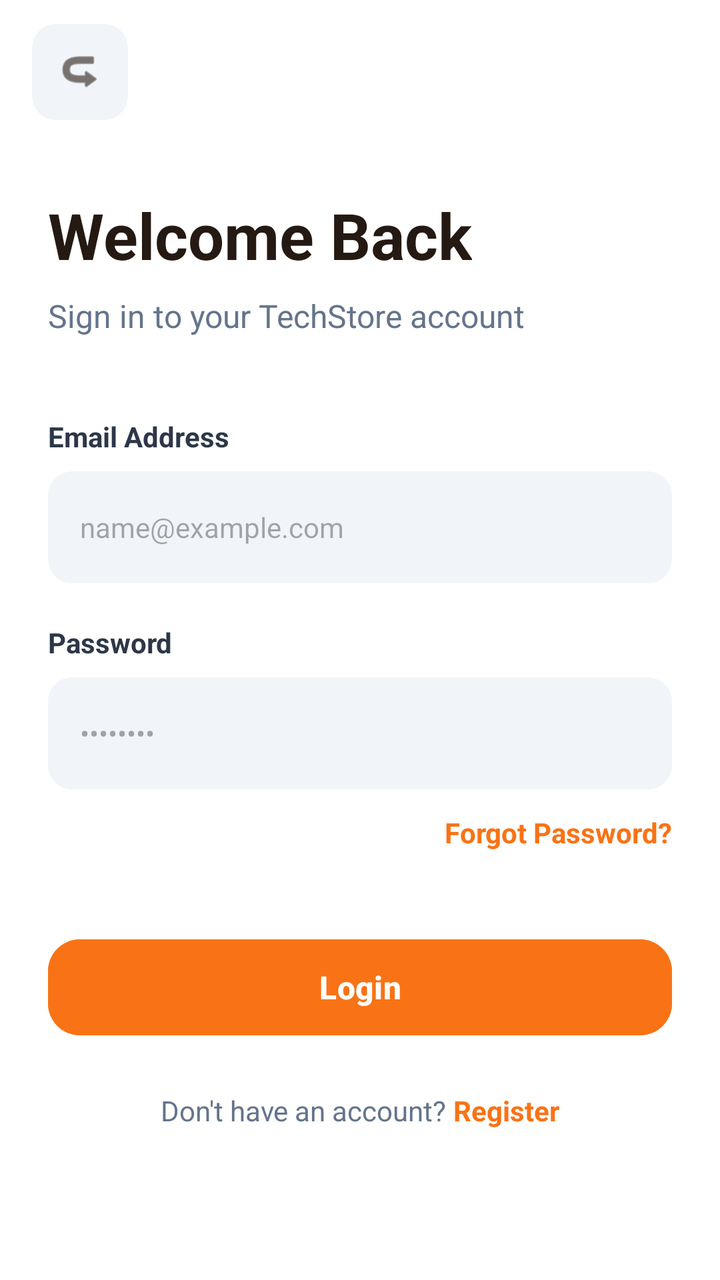
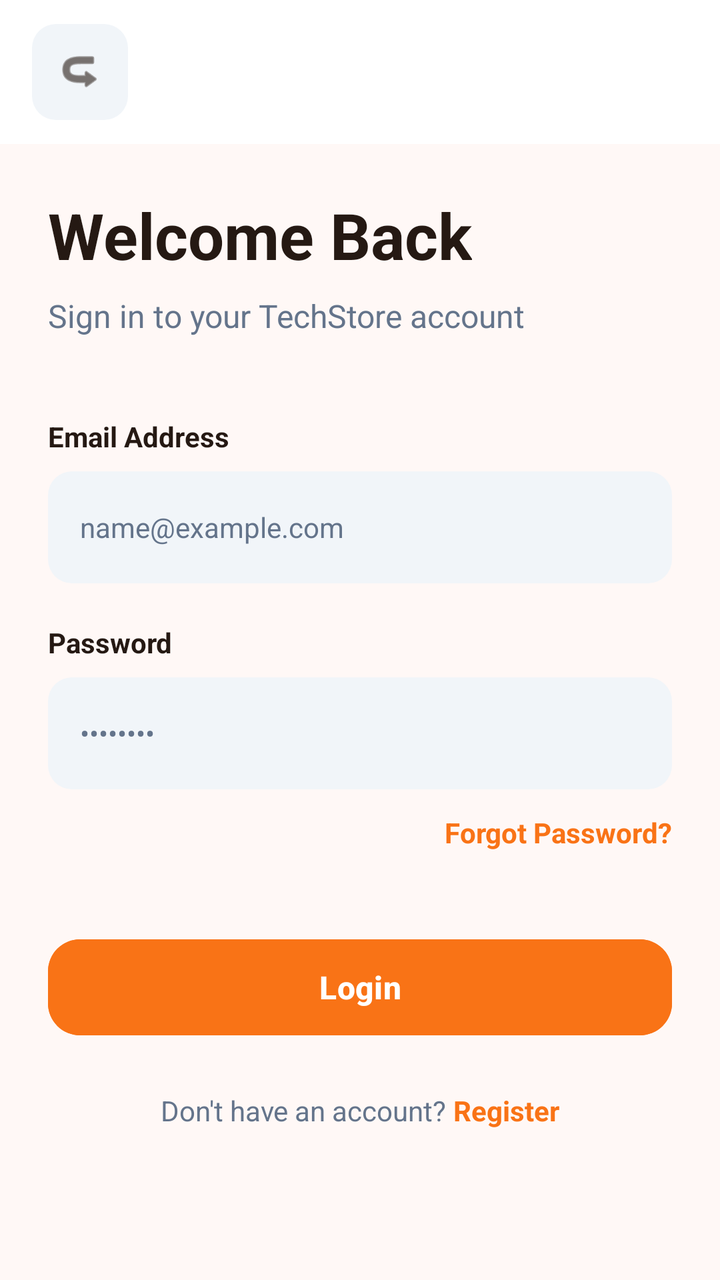

Screens rendered from an Android XML layout before and after an edit, with the pre-edit source and the edit as a unified diff.
<!-- AndroidManifest.xml: application theme Theme.BeckieDealApp -->
<!-- res/layout/activity_login.xml -->
<?xml version="1.0" encoding="utf-8"?>
<androidx.constraintlayout.widget.ConstraintLayout xmlns:android="http://schemas.android.com/apk/res/android"
    xmlns:app="http://schemas.android.com/apk/res-auto"
    xmlns:tools="http://schemas.android.com/tools"
    android:layout_width="match_parent"
    android:layout_height="match_parent"
    android:background="#FFFFFF"
    android:fitsSystemWindows="true"
    tools:context=".LoginActivity">

    
    <com.google.android.material.appbar.AppBarLayout
        android:id="@+id/appBarLayout"
        android:layout_width="match_parent"
        android:layout_height="wrap_content"
        android:background="#FFFFFF"
        app:elevation="0dp"
        app:layout_constraintTop_toTopOf="parent">

        <com.google.android.material.appbar.MaterialToolbar
            android:id="@+id/topAppBar"
            android:layout_width="match_parent"
            android:layout_height="72dp"
            app:contentInsetStart="0dp">

            <RelativeLayout
                android:layout_width="match_parent"
                android:layout_height="match_parent"
                android:paddingHorizontal="16dp">

                <ImageView
                    android:id="@+id/backButton"
                    android:layout_width="48dp"
                    android:layout_height="48dp"
                    android:layout_alignParentStart="true"
                    android:layout_centerVertical="true"
                    android:background="@drawable/form_field_background"
                    android:padding="12dp"
                    android:src="@android:drawable/ic_menu_revert"
                    android:rotation="180"
                    app:tint="#251913" />

            </RelativeLayout>

        </com.google.android.material.appbar.MaterialToolbar>
    </com.google.android.material.appbar.AppBarLayout>

    <androidx.core.widget.NestedScrollView
        android:layout_width="match_parent"
        android:layout_height="0dp"
        android:fillViewport="true"
        app:layout_constraintTop_toBottomOf="@id/appBarLayout"
        app:layout_constraintBottom_toBottomOf="parent">

        <LinearLayout
            android:layout_width="match_parent"
            android:layout_height="wrap_content"
            android:orientation="vertical"
            android:padding="24dp">

            <TextView
                android:layout_width="wrap_content"
                android:layout_height="wrap_content"
                android:text="Welcome Back"
                android:textColor="#251913"
                android:textSize="32sp"
                android:textStyle="bold" />

            <TextView
                android:layout_width="wrap_content"
                android:layout_height="wrap_content"
                android:layout_marginTop="8dp"
                android:text="Sign in to your TechStore account"
                android:textColor="#64748B"
                android:textSize="16sp" />

            
            <TextView
                android:layout_width="wrap_content"
                android:layout_height="wrap_content"
                android:layout_marginTop="40dp"
                android:text="Email Address"
                android:textColor="#2D3748"
                android:textSize="14sp"
                android:textStyle="bold" />

            <EditText
                android:id="@+id/emailInput"
                android:layout_width="match_parent"
                android:layout_height="56dp"
                android:layout_marginTop="8dp"
                android:background="@drawable/form_field_background"
                android:hint="name@example.com"
                android:inputType="textEmailAddress"
                android:paddingHorizontal="16dp"
                android:textSize="14sp" />

            <TextView
                android:layout_width="wrap_content"
                android:layout_height="wrap_content"
                android:layout_marginTop="20dp"
                android:text="Password"
                android:textColor="#2D3748"
                android:textSize="14sp"
                android:textStyle="bold" />

            <EditText
                android:id="@+id/passwordInput"
                android:layout_width="match_parent"
                android:layout_height="56dp"
                android:layout_marginTop="8dp"
                android:background="@drawable/form_field_background"
                android:hint="••••••••"
                android:inputType="textPassword"
                android:paddingHorizontal="16dp"
                android:textSize="14sp" />

            <TextView
                android:id="@+id/forgotPassword"
                android:layout_width="wrap_content"
                android:layout_height="wrap_content"
                android:layout_gravity="end"
                android:layout_marginTop="12dp"
                android:text="Forgot Password?"
                android:textColor="#F97316"
                android:textSize="14sp"
                android:textStyle="bold" />

            <Button
                android:id="@+id/loginButton"
                android:layout_width="match_parent"
                android:layout_height="56dp"
                android:layout_marginTop="40dp"
                android:backgroundTint="#F97316"
                android:text="Login"
                android:textAllCaps="false"
                android:textSize="16sp"
                android:textStyle="bold"
                app:cornerRadius="16dp" />

            <LinearLayout
                android:layout_width="wrap_content"
                android:layout_height="wrap_content"
                android:layout_gravity="center"
                android:layout_marginTop="24dp"
                android:orientation="horizontal">

                <TextView
                    android:layout_width="wrap_content"
                    android:layout_height="wrap_content"
                    android:text="Don't have an account? "
                    android:textColor="#64748B" />

                <TextView
                    android:id="@+id/registerLink"
                    android:layout_width="wrap_content"
                    android:layout_height="wrap_content"
                    android:text="Register"
                    android:textColor="#F97316"
                    android:textStyle="bold" />
            </LinearLayout>

        </LinearLayout>
    </androidx.core.widget.NestedScrollView>

</androidx.constraintlayout.widget.ConstraintLayout>
<!-- resources referenced by this layout -->
<resources>
  <!-- drawable form_field_background (drawable) -->
  <?xml version="1.0" encoding="utf-8"?>
  <shape xmlns:android="http://schemas.android.com/apk/res/android">
      <solid android:color="#F1F5F9" />
      <corners android:radius="12dp" />
  </shape>
  <style name="Theme.BeckieDealApp" parent="Base.Theme.BeckieDealApp" />
  <style name="Base.Theme.BeckieDealApp" parent="Theme.Material3.DayNight.NoActionBar">
          
          
      </style>
</resources>

<!-- the commit's change to res/layout/activity_login.xml (unified diff, before → after) -->
@@ -4,7 +4,7 @@
     xmlns:tools="http://schemas.android.com/tools"
     android:layout_width="match_parent"
     android:layout_height="match_parent"
-    android:background="#FFFFFF"
+    android:background="@color/background"
     android:fitsSystemWindows="true"
     tools:context=".LoginActivity">
 
@@ -13,7 +13,7 @@
         android:id="@+id/appBarLayout"
         android:layout_width="match_parent"
         android:layout_height="wrap_content"
-        android:background="#FFFFFF"
+        android:background="@color/surface"
         app:elevation="0dp"
         app:layout_constraintTop_toTopOf="parent">
 
@@ -38,7 +38,7 @@
                     android:padding="12dp"
                     android:src="@android:drawable/ic_menu_revert"
                     android:rotation="180"
-                    app:tint="#251913" />
+                    app:tint="@color/text_primary" />
 
             </RelativeLayout>
 
@@ -62,7 +62,7 @@
                 android:layout_width="wrap_content"
                 android:layout_height="wrap_content"
                 android:text="Welcome Back"
-                android:textColor="#251913"
+                android:textColor="@color/text_primary"
                 android:textSize="32sp"
                 android:textStyle="bold" />
 
@@ -71,7 +71,7 @@
                 android:layout_height="wrap_content"
                 android:layout_marginTop="8dp"
                 android:text="Sign in to your TechStore account"
-                android:textColor="#64748B"
+                android:textColor="@color/text_muted"
                 android:textSize="16sp" />
 
             
@@ -80,7 +80,7 @@
                 android:layout_height="wrap_content"
                 android:layout_marginTop="40dp"
                 android:text="Email Address"
-                android:textColor="#2D3748"
+                android:textColor="@color/text_primary"
                 android:textSize="14sp"
                 android:textStyle="bold" />
 
@@ -93,6 +93,8 @@
                 android:hint="name@example.com"
                 android:inputType="textEmailAddress"
                 android:paddingHorizontal="16dp"
+                android:textColor="@color/text_primary"
+                android:textColorHint="@color/text_muted"
                 android:textSize="14sp" />
 
             <TextView
@@ -100,7 +102,7 @@
                 android:layout_height="wrap_content"
                 android:layout_marginTop="20dp"
                 android:text="Password"
-                android:textColor="#2D3748"
+                android:textColor="@color/text_primary"
                 android:textSize="14sp"
                 android:textStyle="bold" />
 
@@ -113,6 +115,8 @@
                 android:hint="••••••••"
                 android:inputType="textPassword"
                 android:paddingHorizontal="16dp"
+                android:textColor="@color/text_primary"
+                android:textColorHint="@color/text_muted"
                 android:textSize="14sp" />
 
             <TextView
@@ -122,7 +126,7 @@
                 android:layout_gravity="end"
                 android:layout_marginTop="12dp"
                 android:text="Forgot Password?"
-                android:textColor="#F97316"
+                android:textColor="@color/primary"
                 android:textSize="14sp"
                 android:textStyle="bold" />
 
@@ -131,11 +135,12 @@
                 android:layout_width="match_parent"
                 android:layout_height="56dp"
                 android:layout_marginTop="40dp"
-                android:backgroundTint="#F97316"
+                android:backgroundTint="@color/primary"
                 android:text="Login"
                 android:textAllCaps="false"
                 android:textSize="16sp"
                 android:textStyle="bold"
+                android:textColor="@color/white_fixed"
                 app:cornerRadius="16dp" />
 
             <LinearLayout
@@ -149,14 +154,14 @@
                     android:layout_width="wrap_content"
                     android:layout_height="wrap_content"
                     android:text="Don't have an account? "
-                    android:textColor="#64748B" />
+                    android:textColor="@color/text_muted" />
 
                 <TextView
                     android:id="@+id/registerLink"
                     android:layout_width="wrap_content"
                     android:layout_height="wrap_content"
                     android:text="Register"
-                    android:textColor="#F97316"
+                    android:textColor="@color/primary"
                     android:textStyle="bold" />
             </LinearLayout>
 
<!-- resource entries referenced after the edit -->
@@ -1,15 +1,50 @@
 <!-- resources referenced by this layout -->
 <resources>
+  <color name="background">#FFF8F6</color>
+  <color name="primary">#F97316</color>
+  <color name="surface">#FFFFFF</color>
+  <color name="text_muted">#64748B</color>
+  <color name="text_primary">#251913</color>
+  <color name="white_fixed">#FFFFFF</color>
   <!-- drawable form_field_background (drawable) -->
   <?xml version="1.0" encoding="utf-8"?>
   <shape xmlns:android="http://schemas.android.com/apk/res/android">
-      <solid android:color="#F1F5F9" />
+      <solid android:color="@color/input_background" />
       <corners android:radius="12dp" />
   </shape>
   <style name="Theme.BeckieDealApp" parent="Base.Theme.BeckieDealApp" />
+  <color name="input_background">#F1F5F9</color>
   <style name="Base.Theme.BeckieDealApp" parent="Theme.Material3.DayNight.NoActionBar">
           
+          <item name="colorPrimary">@color/primary</item>
+          <item name="colorOnPrimary">@color/on_primary</item>
+          <item name="colorPrimaryContainer">@color/primary_container</item>
+          <item name="colorOnPrimaryContainer">@color/on_primary_container</item>
+  
           
+          <item name="colorSecondary">@color/secondary</item>
+          <item name="colorOnSecondary">@color/on_secondary</item>
+          <item name="colorSecondaryContainer">@color/secondary_container</item>
+          <item name="colorOnSecondaryContainer">@color/on_secondary_container</item>
+  
+          
+          <item name="android:windowBackground">@color/background</item>
+          <item name="colorSurface">@color/surface</item>
+          <item name="colorOnSurface">@color/on_surface</item>
+          <item name="colorSurfaceVariant">@color/surface_variant</item>
+          <item name="colorOnSurfaceVariant">@color/on_surface_variant</item>
+          <item name="colorOutline">@color/outline</item>
       </style>
+  <color name="on_primary">#FFFFFF</color>
+  <color name="primary_container">#F97316</color>
+  <color name="on_primary_container">#582200</color>
+  <color name="secondary">#8F4D27</color>
+  <color name="on_secondary">#FFFFFF</color>
+  <color name="secondary_container">#FDA77A</color>
+  <color name="on_secondary_container">#773A16</color>
+  <color name="on_surface">#251913</color>
+  <color name="surface_variant">#F6DED3</color>
+  <color name="on_surface_variant">#584237</color>
+  <color name="outline">#8C7164</color>
 </resources>
 
